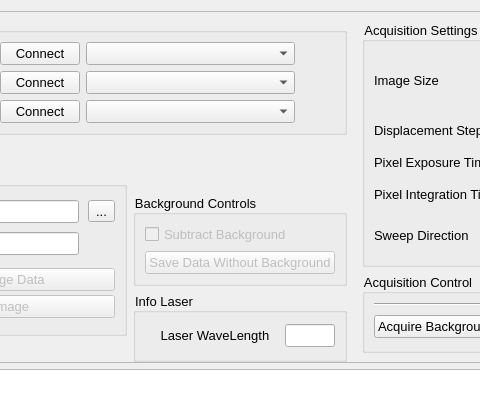
First picture: the form in gui/views/microRamanViewUi.ui, repository PyMarc2/OceanOpticsSpectroViewer, before the edit; both pictures show x 156 to 636 and y 0 to 394 of the 1386 by 808 pixel window.
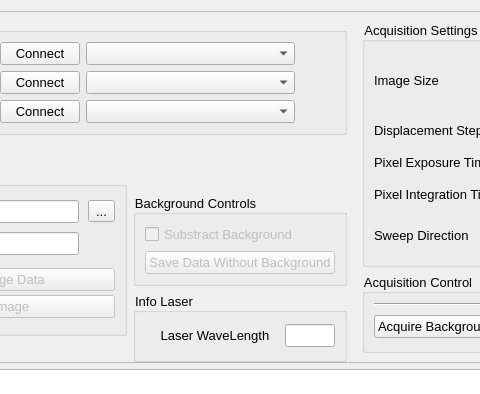
Second picture: the form after the edit. Custom widgets are drawn as their Qt base class.

Commit message: began writing button comments

```diff
--- a/gui/views/microRamanViewUi.ui
+++ b/gui/views/microRamanViewUi.ui
@@ -375,7 +375,7 @@
                     <bool>false</bool>
                    </property>
                    <property name="text">
-                    <string>Subtract Background</string>
+                    <string>Substract Background</string>
                    </property>
                   </widget>
                  </item>
```
Left out of the diff: 21 changed lines with no effect on the pictures.
